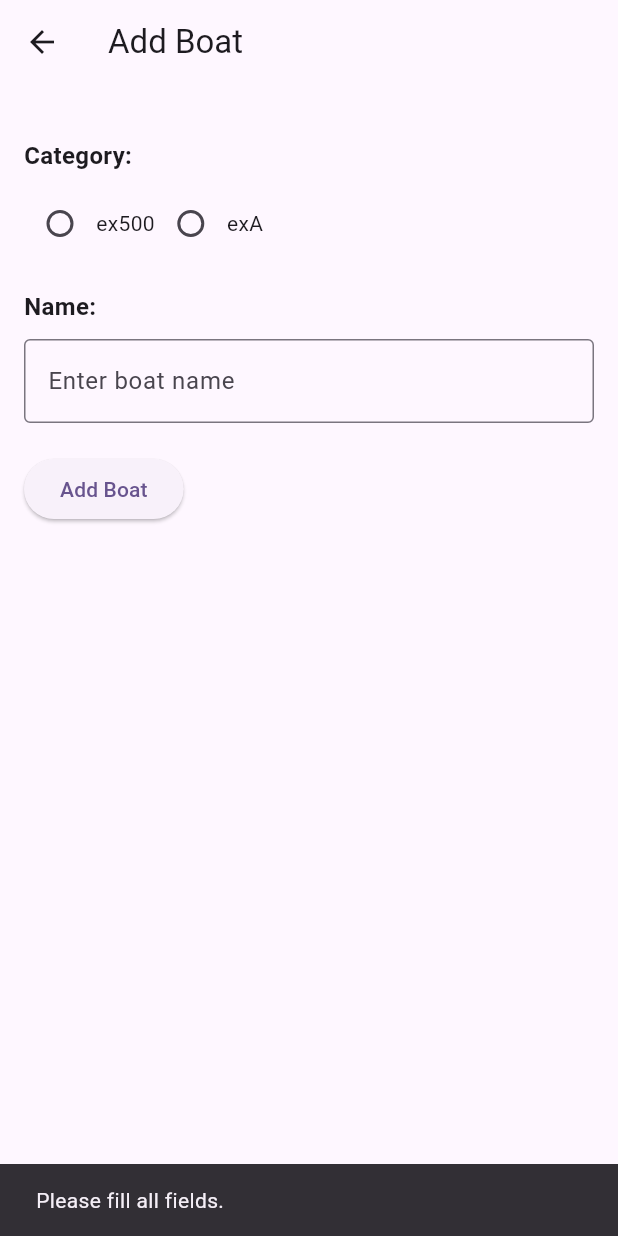
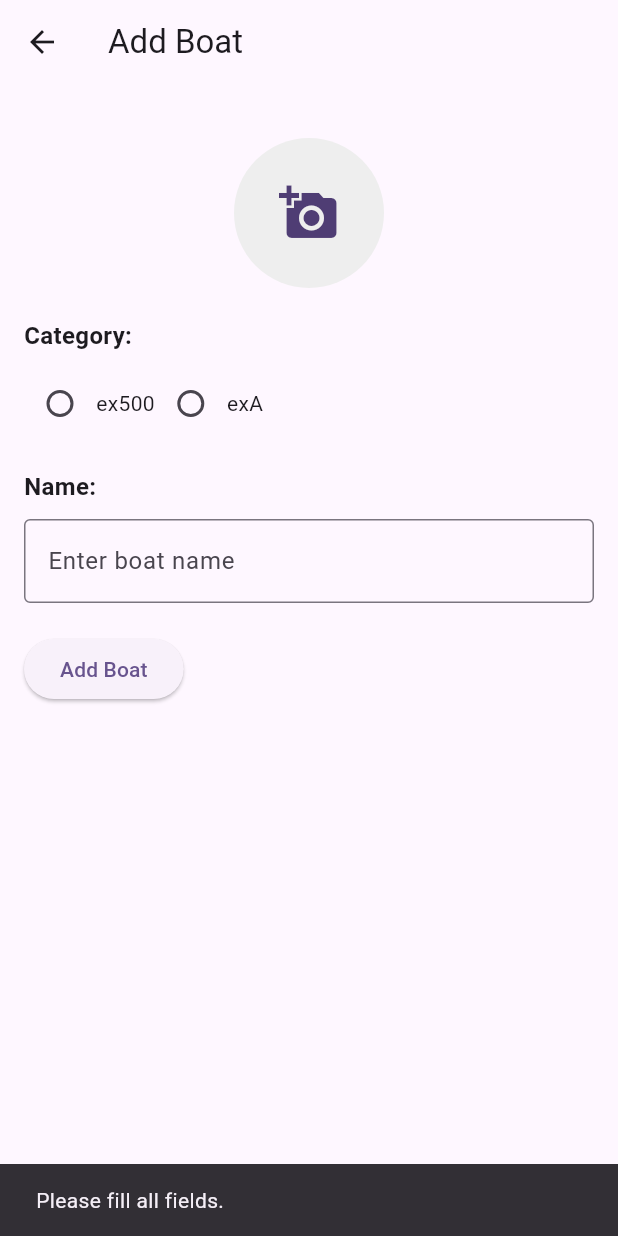
Before and after one commit to Thechopsee/exdata_collector, a Flutter app: the addNewBoatScreen screen opened directly, after a tap on "Add Boat", on a phone screen of 412 x 824 dp. Run offline on Flutter 3.47's test engine with Material 3 defaults, Android fonts, the phone set to English and light mode, and no system bars; our stand-ins replace image_picker, shared_preferences; accounts and stored records are empty.

Commit message:
Fix messy merge: Restore boat image support and configurable sync URL
- Re-added 'image' field to Boat model in both Dart and Python.
- Updated BoatDataHandler to persist images in SharedPreferences (Base64).
- Implemented image picker and resizing (300x300) in addNewBoatScreen.dart.
- Updated main.dart to display boat images in the list.
- Refactored OnlineSaver.dart to use dynamic backend URL from settings.
- Restored LocalSaver.dart with backend URL configuration logic.
- Standardized Run model synchronization keys (scopeTo, directionTo, etc.).
- Fixed datetime usage and intentedPartOfGate typo in backend.
- Removed binary database file from the repository.

Co-authored-by: Thechopsee <74382107+Thechopsee@users.noreply.github.com>

```diff
--- a/lib/Services/LocalDatabaseService/BoatDataHandler.dart
+++ b/lib/Services/LocalDatabaseService/BoatDataHandler.dart
@@ -23,7 +23,7 @@ class BoatDataHandler extends BaseDataHandler {
       boat.bID = index;
     }
 
-    String data = '${boat.name};${boat.boatClass};${boat.dbID};${boat.timerSeconds ?? ""};${boat.timerExplanation ?? ""}';
+    String data = '${boat.name};${boat.boatClass};${boat.dbID};${boat.timerSeconds ?? ""};${boat.timerExplanation ?? ""};${boat.image ?? ""}';
     await prefs.setString('boat$index', data);
   }
 
--- a/lib/addNewBoatScreen.dart
+++ b/lib/addNewBoatScreen.dart
@@ -1,6 +1,9 @@
+import 'dart:convert';
+import 'dart:io';
 import 'package:exdata_collector/Models/Boat.dart';
 import 'package:exdata_collector/Services/LocalDatabaseService/LocalDataManager.dart';
 import 'package:flutter/material.dart';
+import 'package:image_picker/image_picker.dart';
 
 class addNewBoatScreen extends StatefulWidget {
   const addNewBoatScreen({Key? key}) : super(key: key);
@@ -14,6 +17,7 @@ class _NewScreenState extends State<addNewBoatScreen> {
   final TextEditingController _textEditingController = TextEditingController();
   final TextEditingController _secondsController = TextEditingController();
   final TextEditingController _explainController = TextEditingController();
+  String? _base64Image;
 
   @override
   void dispose() {
@@ -23,17 +27,49 @@ class _NewScreenState extends State<addNewBoatScreen> {
     super.dispose();
   }
 
+  Future<void> _pickImage() async {
+    final ImagePicker picker = ImagePicker();
+    final XFile? image = await picker.pickImage(
+      source: ImageSource.gallery,
+      maxWidth: 300,
+      maxHeight: 300,
+    );
+
+    if (image != null) {
+      final bytes = await File(image.path).readAsBytes();
+      setState(() {
+        _base64Image = base64Encode(bytes);
+      });
+    }
+  }
+
   @override
   Widget build(BuildContext context) {
     return Scaffold(
       appBar: AppBar(
         title: const Text('Add Boat'),
       ),
-      body: Padding(
+      body: SingleChildScrollView(
         padding: const EdgeInsets.all(16.0),
         child: Column(
           crossAxisAlignment: CrossAxisAlignment.start,
           children: [
+            const SizedBox(height: 20),
+            Center(
+              child: GestureDetector(
+                onTap: _pickImage,
+                child: CircleAvatar(
+                  radius: 50,
+                  backgroundColor: Colors.grey[200],
+                  backgroundImage: _base64Image != null
+                      ? MemoryImage(base64Decode(_base64Image!))
+                      : null,
+                  child: _base64Image == null
+                      ? const Icon(Icons.add_a_photo, size: 40)
+                      : null,
+                ),
+              ),
+            ),
             const SizedBox(height: 20),
             const Text(
               'Category:',
@@ -48,7 +84,6 @@ class _NewScreenState extends State<addNewBoatScreen> {
                   onChanged: (value) {
                     setState(() {
                       _selectedOption = value;
-                      // Vyčistit extra pole když změní na EX-500
                       _secondsController.clear();
                       _explainController.clear();
                     });
@@ -80,8 +115,6 @@ class _NewScreenState extends State<addNewBoatScreen> {
                 border: OutlineInputBorder(),
               ),
             ),
-
-            // Podmíněné zobrazení polí pro EX-A
             if (_selectedOption == 'EX-A') ...[
               const SizedBox(height: 20),
               const Text(
@@ -111,7 +144,6 @@ class _NewScreenState extends State<addNewBoatScreen> {
                 ),
               ),
             ],
-
             const SizedBox(height: 20),
             ElevatedButton(
               onPressed: () {
@@ -125,7 +157,6 @@ class _NewScreenState extends State<addNewBoatScreen> {
                   return;
                 }
 
-                // Pokud je EX-A, ověřit, že číslo i text jsou vyplněné
                 if (_selectedOption == 'EX-A') {
                   if (_secondsController.text.isEmpty ||
                       int.tryParse(_secondsController.text) == null) {
@@ -143,13 +174,11 @@ class _NewScreenState extends State<addNewBoatScreen> {
                     return;
                   }
                 }
-                var boat=Boat(name:name,boatClass:_selectedOption.toString() );
-                boat.timerSeconds=_secondsController.text;
-                boat.timerExplanation=_explainController.text;
+                var boat = Boat(name: name, boatClass: _selectedOption.toString());
+                boat.timerSeconds = _secondsController.text;
+                boat.timerExplanation = _explainController.text;
+                boat.image = _base64Image;
                 LocalDataManager.shared.save(boat);
-
-                print(
-                    'Name: $name, Option: $_selectedOption, Seconds: ${_secondsController.text}, Explanation: ${_explainController.text}');
 
                 Navigator.pop(context);
               },
```
Also changed, not shown: lib/Models/Boat.dart (+14 -6 lines), lib/Services/LocalSaver.dart (added, +13 -0 lines), lib/Services/OnlineSaver.dart (+10 -2 lines), lib/main.dart (+9 -0 lines), 3 other files.
